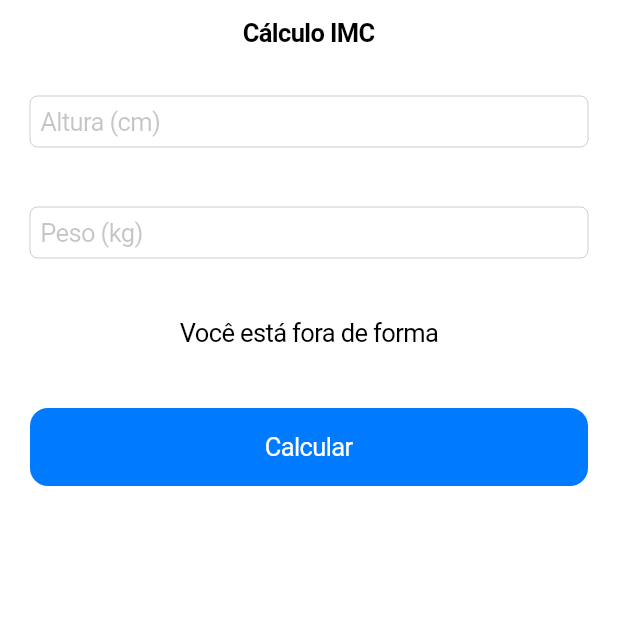
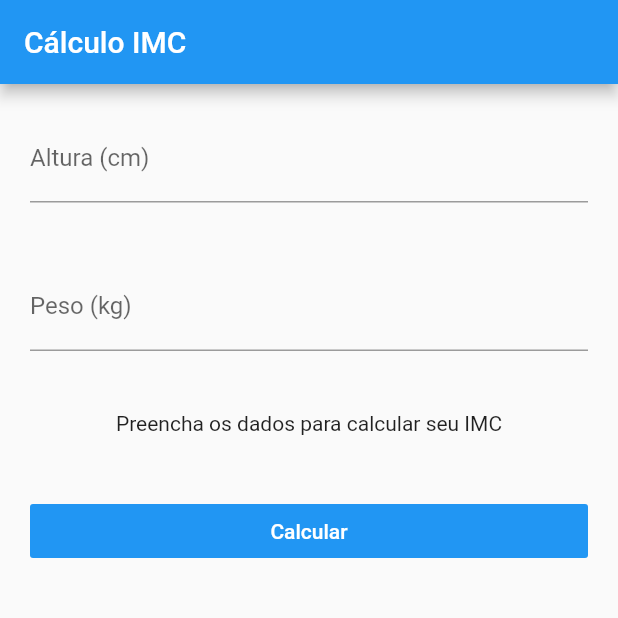
Before and after one commit to RichardWillian/flutter_imc_bloc, a Flutter app: the screen it shows after launch, on a phone screen of 412 x 824 dp, the top half of it. Run offline on Flutter 3.47's test engine with Material 2 defaults, Android fonts, the phone set to English and light mode, and no system bars; our stand-ins replace flutter_masked_text.

Commit message:
Implementa regra de negócios na camada 'BLoC' e cria estrutura para esse tipo de pastas

```diff
--- /dev/null
+++ b/imc/lib/blocs/imc.bloc.dart
@@ -0,0 +1,28 @@
+import 'package:flutter_masked_text/flutter_masked_text.dart';
+
+class ImcBloc {
+  var heightController = new MaskedTextController(mask: '0000');
+  var weightController = new MaskedTextController(mask: '0000');
+
+  var result = "Preencha os dados para calcular seu IMC";
+
+  calculate() {
+    double height = double.parse(heightController.text) / 100;
+    double weight = double.parse(weightController.text);
+    double imc = weight / (height * height);
+
+    if (imc < 18.6) {
+      result = "Abaixo do peso (${imc.toStringAsPrecision(2)})";
+    } else if (imc >= 18.6 && imc <= 24.9) {
+      result = "Peso ideal (${imc.toStringAsPrecision(2)})";
+    } else if (imc >= 24.9 && imc <= 29.9) {
+      result = "Levemente acima do peso (${imc.toStringAsPrecision(2)})";
+    } else if (imc >= 29.9 && imc <= 34.9) {
+      result = "Obesidade Grau I (${imc.toStringAsPrecision(2)})";
+    } else if (imc >= 34.9 && imc <= 39.9) {
+      result = "Obesidade Grau II (${imc.toStringAsPrecision(2)})";
+    } else if (imc >= 40) {
+      result = "Obesidade Grau III (${imc.toStringAsPrecision(2)})";
+    }
+  }
+}
--- a/imc/lib/main.dart
+++ b/imc/lib/main.dart
@@ -2,5 +2,5 @@ import 'package:flutter/material.dart';
 import 'package:imc/ui/ios/cupertino-app.dart';
 import 'package:imc/ui/android/material-app.dart';
 
-//void main() => runApp(MyMaterialApp());
-void main() => runApp(MyCupertinoApp());
+void main() => runApp(MyMaterialApp());
+//void main() => runApp(MyCupertinoApp());
--- a/imc/lib/ui/android/pages/home.page.dart
+++ b/imc/lib/ui/android/pages/home.page.dart
@@ -1,4 +1,5 @@
 import 'package:flutter/material.dart';
+import 'package:imc/blocs/imc.bloc.dart';
 
 class HomePage extends StatefulWidget {
   @override
@@ -6,6 +7,8 @@ class HomePage extends StatefulWidget {
 }
 
 class _HomePageState extends State<HomePage> {
+  final bloc = new ImcBloc();
+
   @override
   Widget build(BuildContext context) {
     return Scaffold(
@@ -18,17 +21,19 @@ class _HomePageState extends State<HomePage> {
             padding: EdgeInsets.all(20),
             child: TextFormField(
                 decoration: InputDecoration(labelText: "Altura (cm)"),
+                controller: bloc.heightController,
                 keyboardType: TextInputType.number),
           ),
           Padding(
             padding: EdgeInsets.all(20),
             child: TextFormField(
                 decoration: InputDecoration(labelText: "Peso (kg)"),
+                controller: bloc.weightController,
                 keyboardType: TextInputType.number),
           ),
           Padding(
             padding: EdgeInsets.all(20),
-            child: Text("Você está fora de forma", textAlign: TextAlign.center),
+            child: Text(bloc.result, textAlign: TextAlign.center),
           ),
           Padding(
             padding: EdgeInsets.all(20),
@@ -36,7 +41,11 @@ class _HomePageState extends State<HomePage> {
               child: Text("Calcular"),
               color: Theme.of(context).primaryColor,
               colorBrightness: Brightness.dark,
-              onPressed: () {},
+              onPressed: () {
+                setState(() {
+                  bloc.calculate();
+                });
+              },
             ),
           )
         ],
```
Also changed, not shown: imc/lib/ui/ios/pages/home.page.dart (+20 -4 lines).
